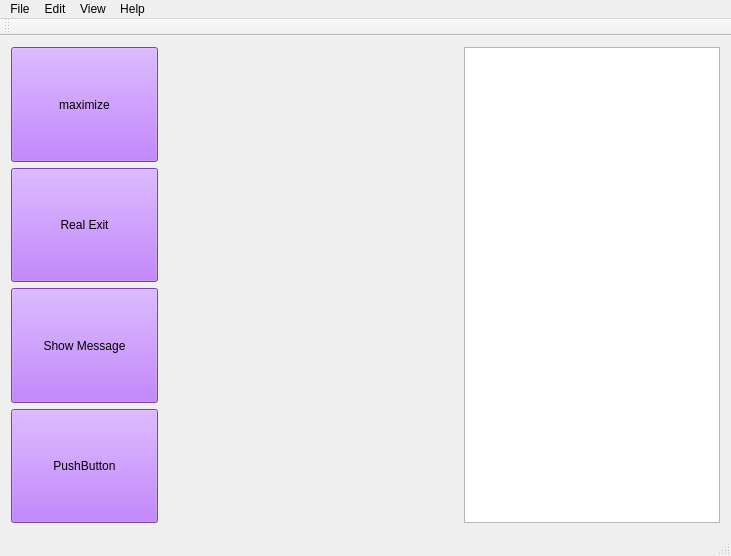
Before: the Qt Designer form mainwindow.ui in Frolt/FroltEngine, drawn with Qt 5.
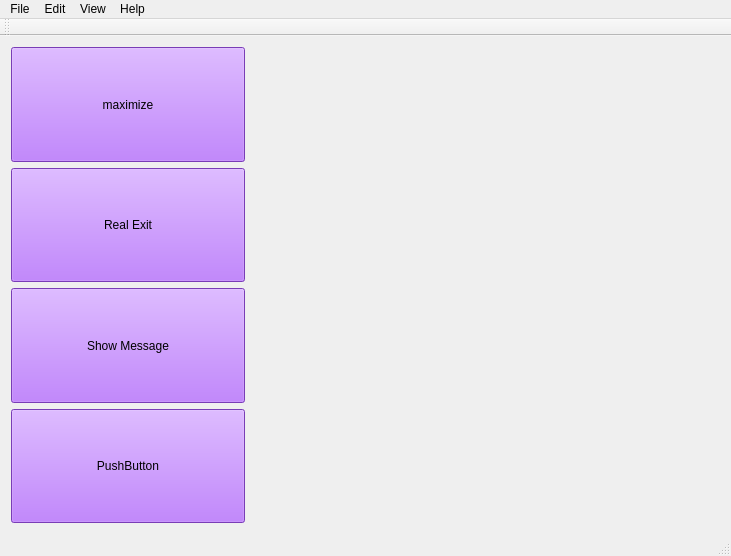
After: the same form once the commit is applied.

What changed in the file:
```diff
--- a/mainwindow.ui
+++ b/mainwindow.ui
@@ -105,20 +105,6 @@
       </item>
      </layout>
     </item>
-    <item row="0" column="4">
-     <layout class="QVBoxLayout" name="verticalLayout_3">
-      <item>
-       <widget class="QListView" name="listView">
-        <property name="sizePolicy">
-         <sizepolicy hsizetype="Preferred" vsizetype="Expanding">
-          <horstretch>0</horstretch>
-          <verstretch>0</verstretch>
-         </sizepolicy>
-        </property>
-       </widget>
-      </item>
-     </layout>
-    </item>
     <item row="0" column="2" colspan="2">
      <layout class="QVBoxLayout" name="viewport"/>
     </item>
```
